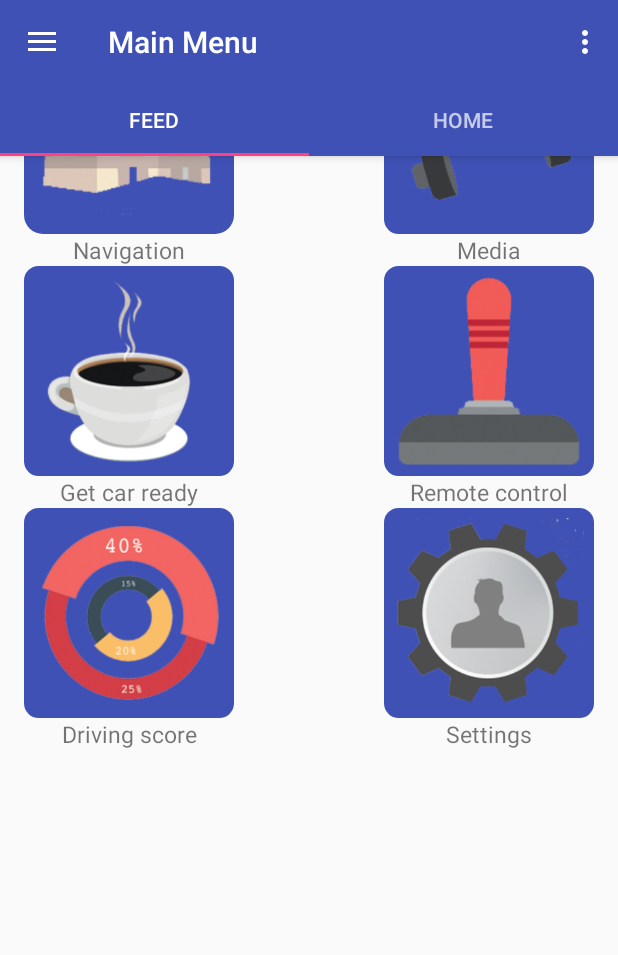
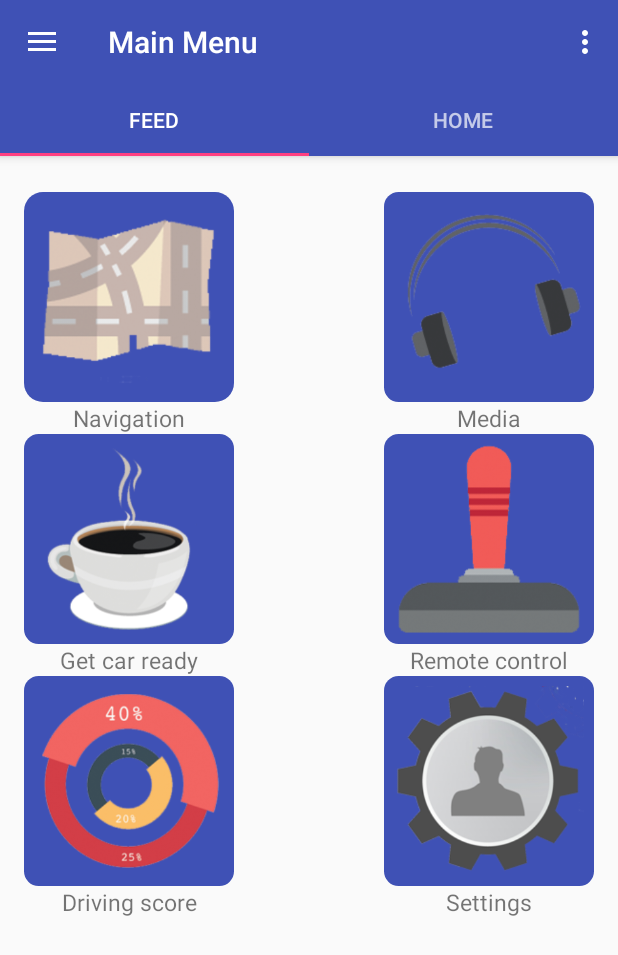
Before and after one commit to ChrisLane/car-control, an Android app: the MainActivity screen opened directly, with no data from a screen before it, on a phone screen of 412 x 824 dp. Shown: the top 955 px of the screen. Run offline under Robolectric (Android 15) with nearby library versions, the phone set to English and light mode, and no system bars.

Commit message:
Added margin to compensate for action bar + tab bar

```diff
--- a/app/src/main/res/layout/app_bar_main.xml
+++ b/app/src/main/res/layout/app_bar_main.xml
@@ -44,7 +44,8 @@
     <LinearLayout
         android:orientation="vertical"
         android:layout_width="match_parent"
-        android:layout_height="match_parent">
+        android:layout_height="match_parent"
+        android:layout_marginTop="112dp">
 
         <include layout="@layout/content_main"
             android:id="@+id/contentMain"
```
